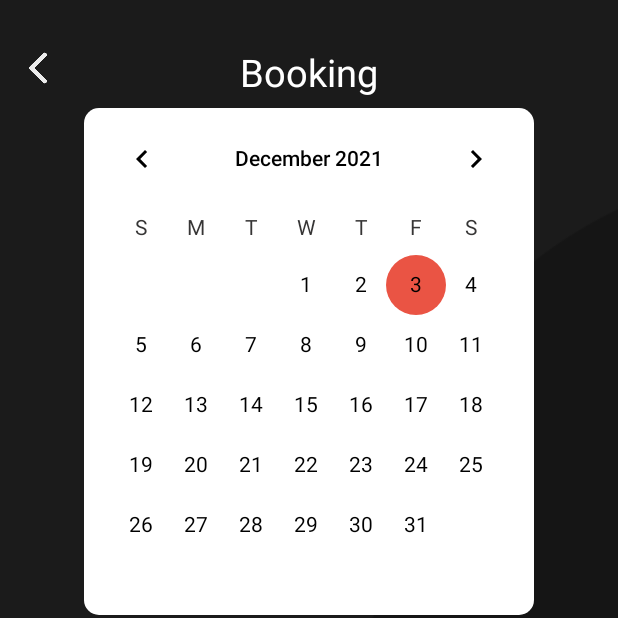
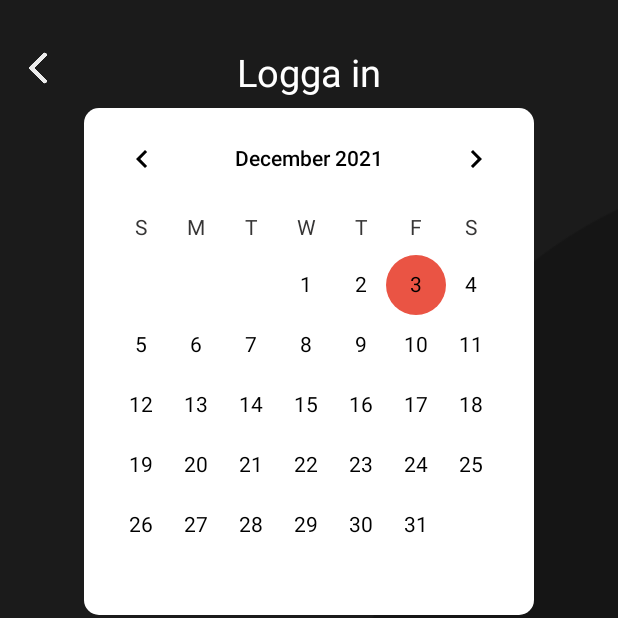
Before and after one commit to johan123456718/VasbyFrisorenAndroid, an Android app: the fragment BookingFragment placed in its activity, on a phone screen of 412 x 824 dp, the top half of it. Run offline under Robolectric (Android 15) with nearby library versions, the phone set to English and light mode, and no system bars.

Commit message:
test igen

```diff
--- a/app/src/main/res/layout/booking.xml
+++ b/app/src/main/res/layout/booking.xml
@@ -17,7 +17,7 @@
         android:id="@+id/calendar_title"
         android:layout_width="wrap_content"
         android:layout_height="wrap_content"
-        android:text="@string/booking"
+        android:text="@string/logga_in"
         android:layout_centerInParent="true"
         android:layout_above="@+id/calendar_underline"
         android:textColor="@color/white"
```
